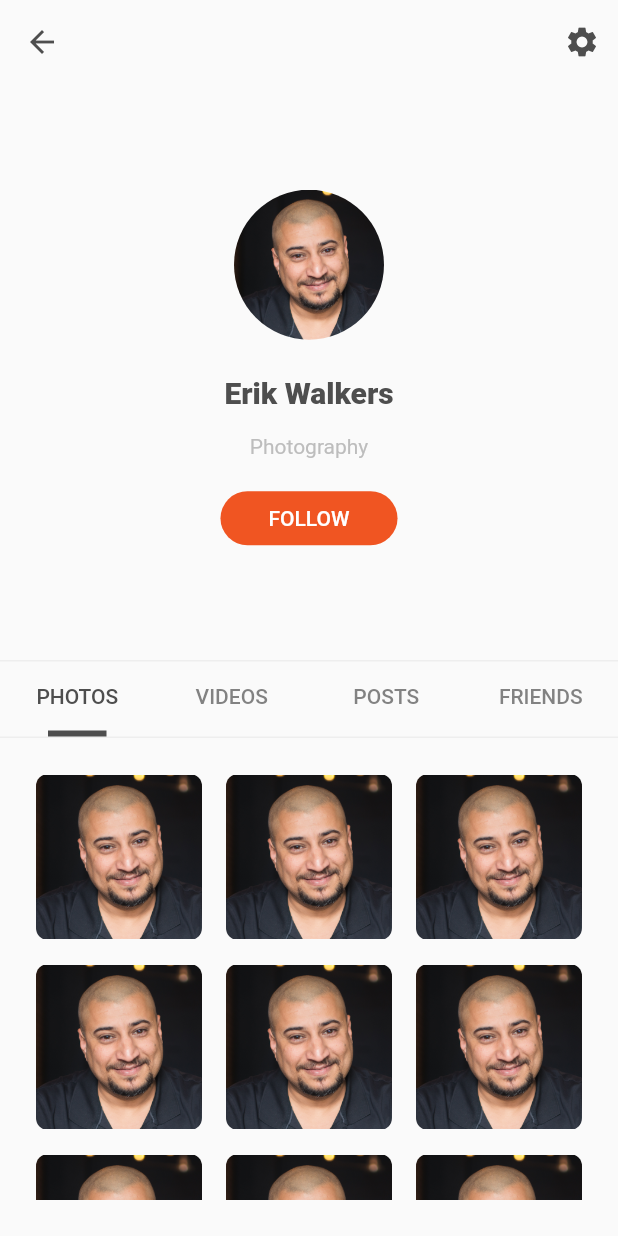
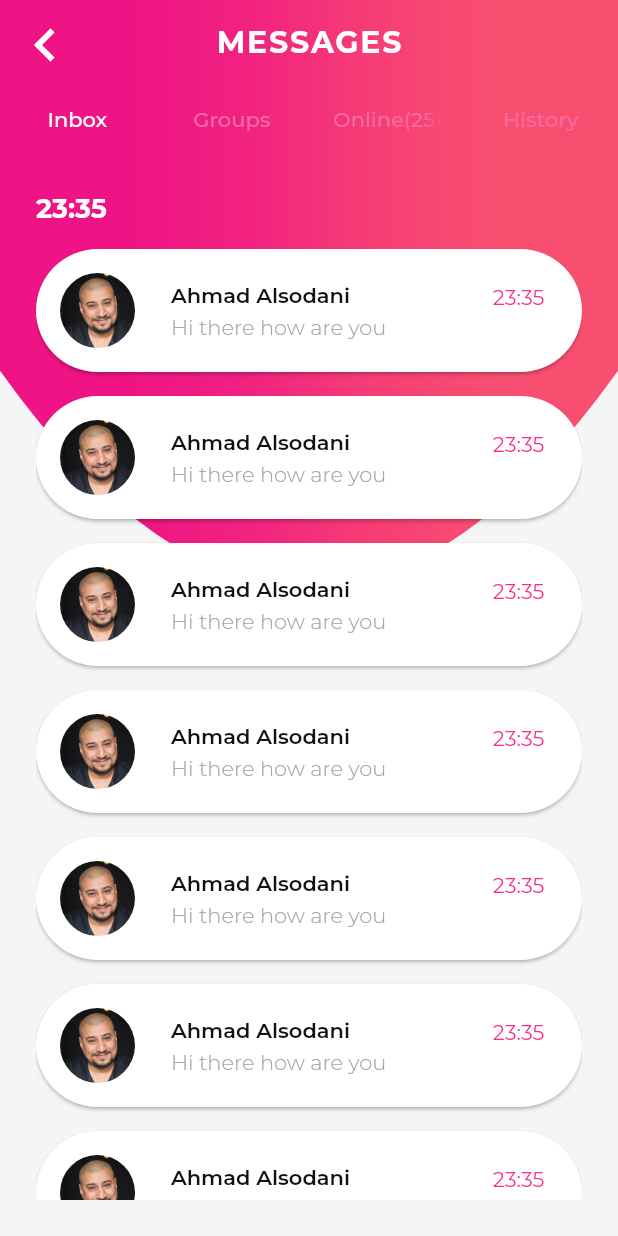
Before and after one commit to soufi-43/flutter_ui, a Flutter app: the screen it shows after launch, on a phone screen of 412 x 824 dp. Run offline on Flutter 3.47's test engine with Material 2 defaults, Android fonts, the phone set to English and light mode, and no system bars; our stand-ins replace font_awesome_flutter, google_fonts; project files that could hold a hidden picture were left out.

Commit message:
ADD chat List Screen

```diff
--- /dev/null
+++ b/lib/chat/chat1/chat_list.dart
@@ -0,0 +1,143 @@
+import 'package:flutter/cupertino.dart';
+import 'package:flutter/material.dart';
+import 'package:flutterui/chat/chat1/tabs/ConversationList.dart';
+import 'package:google_fonts/google_fonts.dart';
+import 'conversation.dart';
+import 'message_provider.dart';
+
+class ChatList extends StatefulWidget {
+  @override
+  _ChatListState createState() => _ChatListState();
+}
+
+class _ChatListState extends State<ChatList>
+    with SingleTickerProviderStateMixin {
+  List<Conversation> _conversation = MessageProvider.getConversation();
+  TabController _tabController;
+
+  @override
+  void initState() {
+    // TODO: implement initState
+    super.initState();
+    _tabController = TabController(
+      length: 4,
+      vsync: this,
+    );
+  }
+
+  @override
+  void dispose() {
+    // TODO: implement dispose
+    _tabController.dispose();
+
+    super.dispose();
+  }
+
+  @override
+  Widget build(BuildContext context) {
+    return Theme(
+      data: ThemeData(
+        fontFamily: GoogleFonts.montserrat().fontFamily,
+      ),
+      child: Stack(
+        children: <Widget>[
+          Container(
+            color: Colors.grey.shade100,
+          ),
+          CustomPaint(
+            painter: ChartBackground(),
+            size: Size(double.infinity, double.infinity),
+          ),
+          Scaffold(
+            backgroundColor: Colors.transparent,
+            appBar: AppBar(
+              centerTitle: true,
+              backgroundColor: Colors.transparent,
+              elevation: 0,
+              title: Text(
+                'MESSAGES',
+                style: TextStyle(
+                  fontWeight: FontWeight.bold,
+                  letterSpacing: 1.2,
+                ),
+              ),
+              leading: IconButton(
+                onPressed: () {},
+                icon: Icon(
+                  Icons.chevron_left,
+                  size: 44,
+                ),
+              ),
+              bottom: TabBar(
+                unselectedLabelColor: Color(0xFFf76aa4),
+                indicator: BoxDecoration(),
+                controller: _tabController,
+                tabs: <Widget>[
+                  Tab(
+                    text: 'Inbox',
+                  ),
+                  Tab(
+                    text: 'Groups',
+                  ),
+                  Tab(
+                    text: 'Online(25)',
+                  ),
+                  Tab(
+                    text: 'History',
+                  ),
+                ],
+              ),
+            ),
+            body: TabBarView(
+              controller: _tabController,
+              children: <Widget>[
+                ConversationList(),
+                Container(),
+                Container(),
+                Container(),
+              ],
+            ),
+          ),
+        ],
+      ),
+    );
+  }
+}
+
+class ChartBackground extends CustomPainter {
+  @override
+  void paint(Canvas canvas, Size size) {
+    Rect rec = Rect.fromLTWH(0, 0, size.width, size.height * 0.05);
+    Gradient gradient = LinearGradient(
+      colors: [
+        Color(0xFFef1385),
+        Color(0xFFf12280),
+        Color(0xFFf63d76),
+        Color(0xFFf84f70),
+      ],
+      stops: [
+        0.2,
+        0.4,
+        0.6,
+        0.8,
+      ],
+    );
+
+    Paint paint = Paint();
+    paint.shader = gradient.createShader(rec);
+    Path path = Path();
+    paint.color = Colors.red;
+
+    path.lineTo(0, 0);
+    path.lineTo(size.width, 0);
+    path.lineTo(size.width, size.height * 0.3);
+    path.quadraticBezierTo(
+        size.width / 2, size.height * 0.65, 0, size.height * 0.3);
+    path.lineTo(0, size.height * 0.3);
+    path.close();
+    canvas.drawPath(path, paint);
+  }
+
+  @override
+  bool shouldRepaint(CustomPainter oldDelegate) => false;
+}
--- /dev/null
+++ b/lib/chat/chat1/conversation.dart
@@ -0,0 +1,13 @@
+import 'package:flutterui/chat/chat1/user.dart';
+import 'package:flutterui/chat/chat1/message.dart';
+
+
+class Conversation {
+
+  List<User> users ;
+  List<Message> messages ;
+
+  Conversation({this.users, this.messages});
+
+
+}
--- /dev/null
+++ b/lib/chat/chat1/message.dart
@@ -0,0 +1,10 @@
+import 'package:flutterui/chat/chat1/user.dart';
+
+class Message{
+  User sender,receiver ;
+  String dateTime,body ;
+
+  Message({this.sender, this.receiver, this.dateTime,this.body});
+
+
+}
--- /dev/null
+++ b/lib/chat/chat1/message_provider.dart
@@ -0,0 +1,286 @@
+import 'message.dart';
+import 'conversation.dart';
+import 'user.dart';
+
+class MessageProvider {
+  static List<Conversation> getConversation() {
+    User user1 = User(
+      name: 'Ahmad Alsodani',
+      avatar: 'assets/shared/ahmad.png',
+      phone: '0877-3323-6723',
+    );
+    User user2 = User(
+      name: 'Ahmad Alsodani',
+      avatar: 'assets/shared/ahmad.png',
+      phone: '0877-3323-6723',
+    );
+    return [
+      Conversation(
+        users: [
+          user1,
+          user2,
+        ],
+        messages: [
+          Message(
+            sender: user1,
+            receiver: user2,
+            dateTime: '23:35',
+            body: 'Hi there how are you',
+          ),
+          Message(
+            sender: user1,
+            receiver: user2,
+            dateTime: '23:35',
+            body: 'Hi there how are you',
+          ),
+          Message(
+            sender: user1,
+            receiver: user2,
+            dateTime: '23:35',
+            body: 'Hi there how are you',
+          ),
+          Message(
+            sender: user1,
+            receiver: user2,
+            dateTime: '23:35',
+            body: 'Hi there how are you',
+          ),
+          Message(
+            sender: user1,
+            receiver: user2,
+            dateTime: '23:35',
+            body: 'Hi there how are you',
+          ),
+        ],
+      ),
+      Conversation(
+        users: [
+          user1,
+          user2,
+        ],
+        messages: [
+          Message(
+            sender: user1,
+            receiver: user2,
+            dateTime: '23:35',
+            body: 'Hi there how are you',
+          ),
+          Message(
+            sender: user1,
+            receiver: user2,
+            dateTime: '23:35',
+            body: 'Hi there how are you',
+          ),
+          Message(
+            sender: user1,
+            receiver: user2,
+            dateTime: '23:35',
+            body: 'Hi there how are you',
+          ),
+          Message(
+            sender: user1,
+            receiver: user2,
+            dateTime: '23:35',
+            body: 'Hi there how are you',
+          ),
+          Message(
+            sender: user1,
+            receiver: user2,
+            dateTime: '23:35',
+            body: 'Hi there how are you',
+          ),
+        ],
+      ),
+      Conversation(
+        users: [
+          user1,
+          user2,
+        ],
+        messages: [
+          Message(
+            sender: user1,
+            receiver: user2,
+            dateTime: '23:35',
+            body: 'Hi there how are you',
+          ),
+          Message(
+            sender: user1,
+            receiver: user2,
+            dateTime: '23:35',
+            body: 'Hi there how are you',
+          ),
+          Message(
+            sender: user1,
+            receiver: user2,
+            dateTime: '23:35',
+            body: 'Hi there how are you',
+          ),
+          Message(
+            sender: user1,
+            receiver: user2,
+            dateTime: '23:35',
+            body: 'Hi there how are you',
+          ),
+          Message(
+            sender: user1,
+            receiver: user2,
+            dateTime: '23:35',
+            body: 'Hi there how are you',
+          ),
+        ],
+      ),
+      Conversation(
+        users: [
+          user1,
+          user2,
+        ],
+        messages: [
+          Message(
+            sender: user1,
+            receiver: user2,
+            dateTime: '23:35',
+            body: 'Hi there how are you',
+          ),
+          Message(
+            sender: user1,
+            receiver: user2,
+            dateTime: '23:35',
+            body: 'Hi there how are you',
+          ),
+          Message(
+            sender: user1,
+            receiver: user2,
+            dateTime: '23:35',
+            body: 'Hi there how are you',
+          ),
+          Message(
+            sender: user1,
+            receiver: user2,
+            dateTime: '23:35',
+            body: 'Hi there how are you',
+          ),
+          Message(
+            sender: user1,
+            receiver: user2,
+            dateTime: '23:35',
+            body: 'Hi there how are you',
+          ),
+        ],
+      ),
+      Conversation(
+        users: [
+          user1,
+          user2,
+        ],
+        messages: [
+          Message(
+            sender: user1,
+            receiver: user2,
+            dateTime: '23:35',
+            body: 'Hi there how are you',
+          ),
+          Message(
+            sender: user1,
+            receiver: user2,
+            dateTime: '23:35',
+            body: 'Hi there how are you',
+          ),
+          Message(
+            sender: user1,
+            receiver: user2,
+            dateTime: '23:35',
+            body: 'Hi there how are you',
+          ),
+          Message(
+            sender: user1,
+            receiver: user2,
+            dateTime: '23:35',
+            body: 'Hi there how are you',
+          ),
+          Message(
+            sender: user1,
+            receiver: user2,
+            dateTime: '23:35',
+            body: 'Hi there how are you',
+          ),
+        ],
+      ),
+      Conversation(
+        users: [
+          user1,
+          user2,
+        ],
+        messages: [
+          Message(
+            sender: user1,
+            receiver: user2,
+            dateTime: '23:35',
+            body: 'Hi there how are you',
+          ),
+          Message(
+            sender: user1,
+            receiver: user2,
+            dateTime: '23:35',
+            body: 'Hi there how are you',
+          ),
+          Message(
+            sender: user1,
+            receiver: user2,
+            dateTime: '23:35',
+            body: 'Hi there how are you',
+          ),
+          Message(
+            sender: user1,
+            receiver: user2,
+            dateTime: '23:35',
+            body: 'Hi there how are you',
+          ),
+          Message(
+            sender: user1,
+            receiver: user2,
+            dateTime: '23:35',
+            body: 'Hi there how are you',
+          ),
+        ],
+      ),
+      Conversation(
+        users: [
+          user1,
+          user2,
+        ],
+        messages: [
+          Message(
+            sender: user1,
+            receiver: user2,
+            dateTime: '23:35',
+            body: 'Hi there how are you',
+          ),
+          Message(
+            sender: user1,
+            receiver: user2,
+            dateTime: '23:35',
+            body: 'Hi there how are you',
+          ),
+          Message(
+            sender: user1,
+            receiver: user2,
+            dateTime: '23:35',
+            body: 'Hi there how are you',
+          ),
+          Message(
+            sender: user1,
+            receiver: user2,
+            dateTime: '23:35',
+            body: 'Hi there how are you',
+          ),
+          Message(
+            sender: user1,
+            receiver: user2,
+            dateTime: '23:35',
+            body: 'Hi there how are you',
+          ),
+        ],
+      ),
+    ];
+  }
+}
--- /dev/null
+++ b/lib/chat/chat1/tabs/ConversationList.dart
@@ -0,0 +1,116 @@
+import 'package:flutter/cupertino.dart';
+import 'package:flutter/material.dart';
+import 'package:flutterui/chat/chat1/message_provider.dart';
+
+import '../conversation.dart';
+
+class ConversationList extends StatefulWidget {
+  @override
+  _ConversationListState createState() => _ConversationListState();
+}
+
+class _ConversationListState extends State<ConversationList> {
+  static List<List<Conversation>> conversations = [
+    MessageProvider.getConversation(),
+    MessageProvider.getConversation(),
+    MessageProvider.getConversation(),
+  ];
+
+  Color _darkText = Color(0xFF111111);
+  Color _lightText = Color(0xFFa6a6a6);
+  Color _pinkColor = Color(0xFFf92d86);
+
+
+  @override
+  Widget build(BuildContext context) {
+    return Container(
+      padding: EdgeInsets.all(24),
+      child: ListView.builder(
+        itemCount: conversations.length,
+        itemBuilder: (BuildContext context, int position) {
+          return Column(
+            mainAxisAlignment: MainAxisAlignment.start,
+            crossAxisAlignment: CrossAxisAlignment.start,
+            children: <Widget>[
+              Padding(
+                padding: EdgeInsets.only(bottom: 16.0),
+                child: Text(
+                  conversations[position].first.messages.last.dateTime,
+                  style: TextStyle(
+                    color: Colors.white,
+                    fontWeight: FontWeight.bold,
+                    fontSize: 18,
+                  ),
+                ),
+              ),
+              ...List.generate(conversations[position].length, (index) {
+                return Card(
+                  margin: EdgeInsets.only(bottom: 16),
+                  shape: RoundedRectangleBorder(
+                    borderRadius: BorderRadius.all(Radius.circular(50)),
+                  ),
+                  child: Padding(
+                    padding: EdgeInsets.all(16),
+                    child: Row(
+                      mainAxisAlignment: MainAxisAlignment.start,
+                      children: <Widget>[
+                        Container(
+                          width: 50,
+                          height: 50,
+                          margin: EdgeInsets.only(right: 24),
+                          decoration: BoxDecoration(
+                            image: DecorationImage(
+                              image: ExactAssetImage(conversations[position]
+                                      [index]
+                                  .users[0]
+                                  .avatar),
+                            ),
+                            shape: BoxShape.circle,
+                          ),
+                        ),
+                        Column(
+                          crossAxisAlignment: CrossAxisAlignment.start,
+                          children: <Widget>[
+                            Text(
+                              conversations[position][index].users[0].name,
+                              style: TextStyle(
+                                color: _darkText,
+                                fontWeight: FontWeight.w600,
+                              ),
+                            ),
+                            SizedBox(
+                              height: 4,
+                            ),
+                            Text(
+                              conversations[position][index].messages.last.body,
+                              style: TextStyle(
+                                color: _lightText,
+                                fontWeight: FontWeight.w300,
+                              ),
+                            ),
+                          ],
+                        ),
+                        Spacer(
+                          flex: 1,
+                        ),
+                        Transform.translate(
+                            offset: Offset(-9, -9),
+                            child: Text(conversations[position][index]
+                                .messages
+                                .last
+                                .dateTime,
+                            style: TextStyle(
+                              color: _pinkColor,
+                            ),)),
+                      ],
+                    ),
+                  ),
+                );
+              }).toList(),
+            ],
+          );
+        },
+      ),
+    );
+  }
+}
--- /dev/null
+++ b/lib/chat/chat1/user.dart
@@ -0,0 +1,6 @@
+class User{
+  String name , avatar, phone;
+
+  User({this.name, this.avatar, this.phone});
+
+}
--- a/lib/main.dart
+++ b/lib/main.dart
@@ -1,4 +1,5 @@
 import 'package:flutter/material.dart';
+import 'package:flutterui/chat/chat1/chat_list.dart';
 
 import 'package:flutterui/profiles/profile1/profile_1.dart';
 import 'package:flutterui/profiles/profile2/profile2.dart';
@@ -18,7 +19,7 @@ class MyApp extends StatelessWidget {
 
         primarySwatch: Colors.blue,
       ),
-      home:Profile5(),
+      home:ChatList(),
     );
   }
 }
--- a/lib/profiles/profile2/profile2.dart
+++ b/lib/profiles/profile2/profile2.dart
@@ -156,7 +156,7 @@ class _Profile2State extends State<Profile2> {
           children: <Widget>[
             _counters(context),
             _divider(context),
-            ..._aboutMe(context),
+            ... _aboutMe(context),
             SizedBox(height: 1),
             _friends(context),
              SizedBox(height:1,),
--- a/lib/profiles/profile5/profile5.dart
+++ b/lib/profiles/profile5/profile5.dart
@@ -28,6 +28,13 @@ class _Profile5State extends State<Profile5>
         _visible = true;
       });
     });
+  }
+
+  @override
+  void dispose() {
+    // TODO: implement dispose
+    _tabController.dispose();
+    super.dispose();
   }
 
   @override
--- a/pubspec.yaml
+++ b/pubspec.yaml
@@ -24,6 +24,7 @@ dependencies:
   # Use with the CupertinoIcons class for iOS style icons.
   cupertino_icons: ^0.1.2
   font_awesome_flutter: ^8.8.1
+  google_fonts: ^0.3.10
 
 dev_dependencies:
   flutter_test:
```
Also changed, not shown: pubspec.lock, 4 other files.
